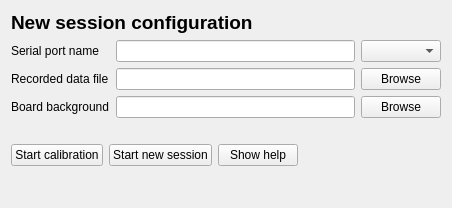
Qt form mainwindow.ui (ntrfrnc/eye-tracker) before a commit.
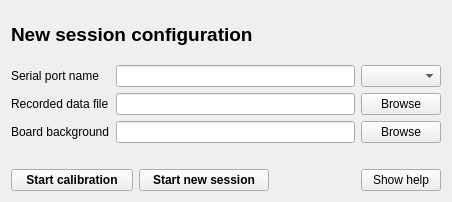
The same form after that commit.

What changed in the file:
```diff
--- a/mainwindow.ui
+++ b/mainwindow.ui
@@ -7,7 +7,7 @@
     <x>0</x>
     <y>0</y>
     <width>452</width>
-    <height>208</height>
+    <height>202</height>
    </rect>
   </property>
   <property name="sizePolicy">
@@ -16,6 +16,12 @@
     <verstretch>0</verstretch>
    </sizepolicy>
   </property>
+  <property name="maximumSize">
+   <size>
+    <width>452</width>
+    <height>202</height>
+   </size>
+  </property>
   <property name="contextMenuPolicy">
    <enum>Qt::DefaultContextMenu</enum>
   </property>
@@ -127,6 +133,24 @@
      <layout class="QHBoxLayout" name="horizontalLayout">
       <item>
        <widget class="QPushButton" name="startCallibrationPushButton">
+        <property name="sizePolicy">
+         <sizepolicy hsizetype="Minimum" vsizetype="Fixed">
+          <horstretch>0</horstretch>
+          <verstretch>0</verstretch>
+         </sizepolicy>
+        </property>
+        <property name="minimumSize">
+         <size>
+          <width>122</width>
+          <height>0</height>
+         </size>
+        </property>
+        <property name="font">
+         <font>
+          <weight>75</weight>
+          <bold>true</bold>
+         </font>
+        </property>
         <property name="text">
          <string>Start calibration</string>
         </property>
@@ -134,30 +158,35 @@
       </item>
       <item>
        <widget class="QPushButton" name="startNewSessionPushButton">
+        <property name="sizePolicy">
+         <sizepolicy hsizetype="Minimum" vsizetype="Fixed">
+          <horstretch>0</horstretch>
+          <verstretch>0</verstretch>
+         </sizepolicy>
+        </property>
+        <property name="minimumSize">
+         <size>
+          <width>130</width>
+          <height>0</height>
+         </size>
+        </property>
         <property name="maximumSize">
          <size>
           <width>150</width>
           <height>16777215</height>
          </size>
         </property>
+        <property name="font">
+         <font>
+          <weight>75</weight>
+          <bold>true</bold>
+         </font>
+        </property>
         <property name="text">
          <string>Start new session</string>
         </property>
        </widget>
       </item>
-      <item>
-       <widget class="QPushButton" name="stopSessionPushButton">
-        <property name="maximumSize">
-         <size>
-          <width>150</width>
-          <height>16777215</height>
-         </size>
-        </property>
-        <property name="text">
-         <string>Show help</string>
-        </property>
-       </widget>
-      </item>
       <item>
        <spacer name="horizontalSpacer">
         <property name="orientation">
@@ -171,24 +200,21 @@
         </property>
        </spacer>
       </item>
+      <item>
+       <widget class="QPushButton" name="stopSessionPushButton">
+        <property name="maximumSize">
+         <size>
+          <width>150</width>
+          <height>16777215</height>
+         </size>
+        </property>
+        <property name="text">
+         <string>Show help</string>
+        </property>
+       </widget>
+      </item>
      </layout>
     </item>
-    <item>
-     <spacer name="verticalSpacer">
-      <property name="orientation">
-       <enum>Qt::Vertical</enum>
-      </property>
-      <property name="sizeType">
-       <enum>QSizePolicy::Expanding</enum>
-      </property>
-      <property name="sizeHint" stdset="0">
-       <size>
-        <width>0</width>
-        <height>0</height>
-       </size>
-      </property>
-     </spacer>
-    </item>
    </layout>
   </widget>
  </widget>
```
